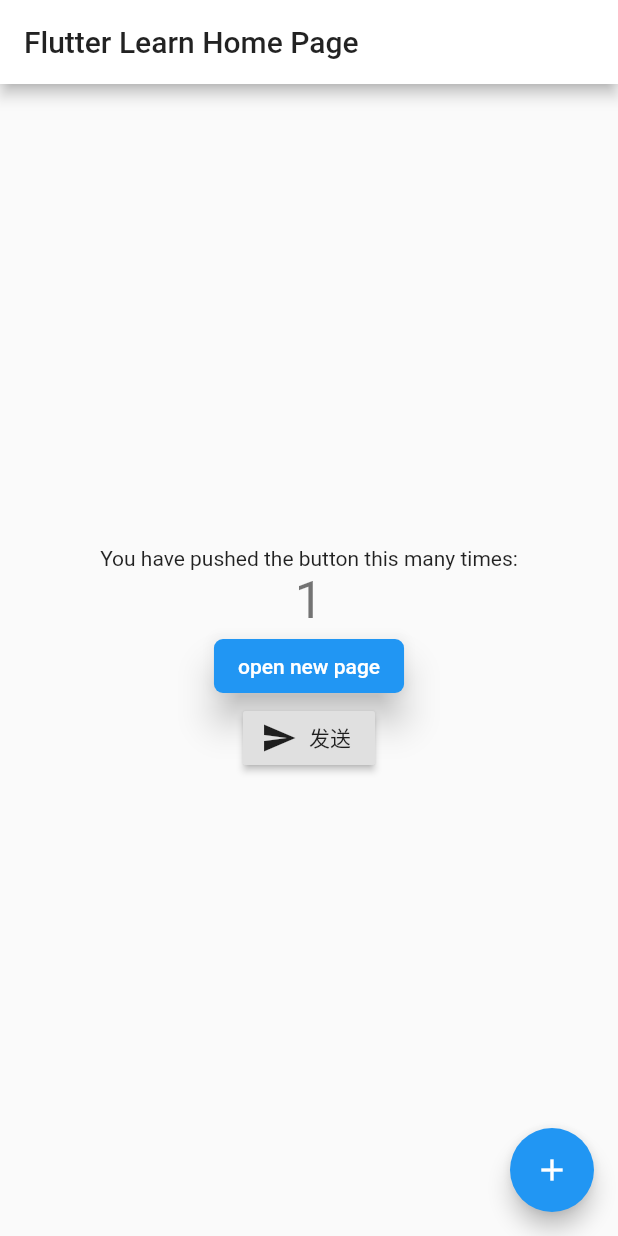
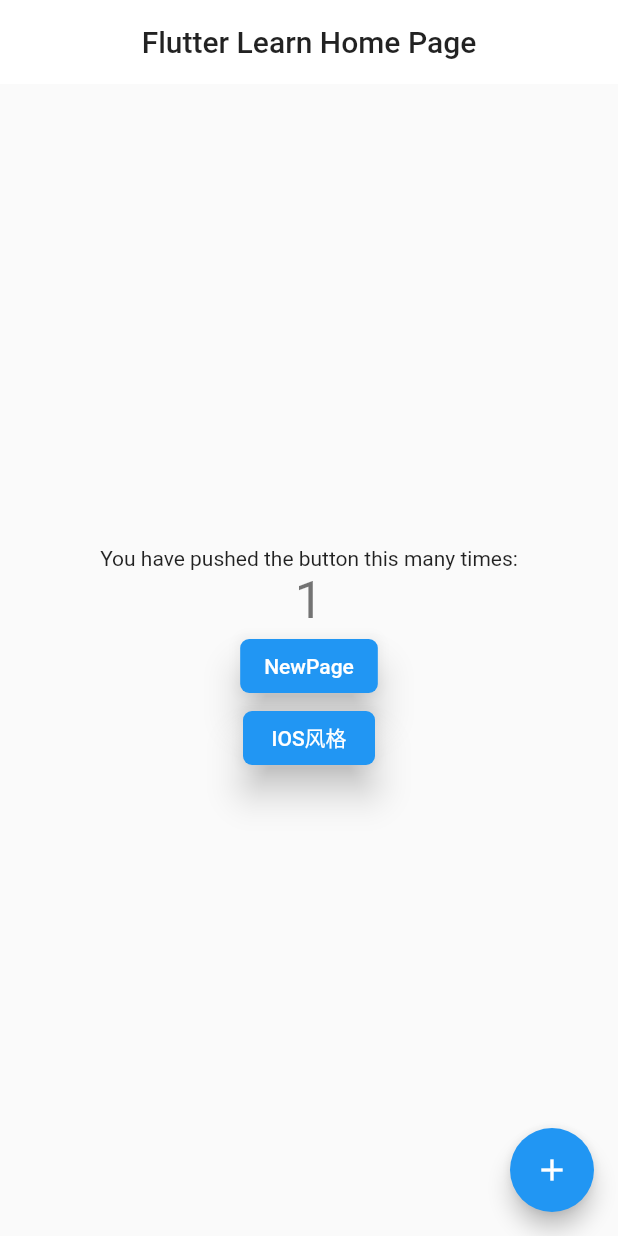
Before and after one commit to AriesHoo/flutter_learn, a Flutter app: the screen it shows after launch, after a tap on the "add" icon, on a phone screen of 412 x 824 dp. Run offline on Flutter 3.47's test engine with Material 2 defaults, Android fonts, the phone set to English and light mode, and no system bars.

```diff
--- a/lib/main.dart
+++ b/lib/main.dart
@@ -2,7 +2,9 @@ import 'package:flutter/material.dart';
 import 'package:flutter_learn/module/cupertino_page.dart';
 import 'package:flutter_learn/module/new_page.dart';
 
-void main() => runApp(MyApp());
+void main() {
+  runApp(MyApp());
+}
 
 class MyApp extends StatelessWidget {
   // This widget is the root of your application.
@@ -11,10 +13,8 @@ class MyApp extends StatelessWidget {
     return MaterialApp(
       color: Colors.orange,
       title: 'Flutter Learn',
-      theme: ThemeData(
-        primaryColor: Colors.white,
-        primaryColorDark: Colors.blue
-      ),
+      theme:
+          ThemeData(primaryColor: Colors.white, primaryColorDark: Colors.white),
       debugShowCheckedModeBanner: false,
       home: MyHomePage(title: 'Flutter Learn Home Page'),
     );
@@ -89,10 +89,25 @@ class _MyHomePageState extends State<MyHomePage> {
     });
   }
 
-  void _pushPage() {
+  void _pushPage(Widget widget) {
     Navigator.push(context, MaterialPageRoute(builder: (context) {
-      return CupertinoPage();
+      return widget;
     }));
+  }
+
+  RaisedButton _getButtonWidget(String text, Widget widget) {
+    return RaisedButton(
+      elevation: 10,
+      child: Text(
+        text,
+        style: TextStyle(color: Colors.white),
+      ),
+      color: Colors.blue,
+      shape: RoundedRectangleBorder(borderRadius: BorderRadius.circular(6)),
+      onPressed: () {
+        _pushPage(widget);
+      },
+    );
   }
 
   @override
@@ -105,10 +120,12 @@ class _MyHomePageState extends State<MyHomePage> {
     // than having to individually change instances of widgets.
     return Scaffold(
       appBar: AppBar(
-        backgroundColor: Colors.white,
+//        backgroundColor: Colors.blue,
         // Here we take the value from the MyHomePage object that was created by
         // the App.build method, and use it to set our appbar title.
         title: Text(widget.title),
+        centerTitle: true,
+        elevation: 0,
       ),
       body: Center(
         // Center is a layout widget. It takes a single child and positions it
@@ -137,14 +154,8 @@ class _MyHomePageState extends State<MyHomePage> {
               '$_counter',
               style: Theme.of(context).textTheme.display1,
             ),
-            RaisedButton(
-              elevation: 10,
-              child: Text('open new page',style: TextStyle(color: Colors.white),),
-              color: Colors.blue,
-              shape: RoundedRectangleBorder(borderRadius: BorderRadius.circular(6)),
-              onPressed: _pushPage,
-            ),
-            RaisedButton.icon(onPressed: _pushPage, icon: Icon(Icons.send), label: Text('发送'))
+            _getButtonWidget("NewPage", NewPage()),
+            _getButtonWidget("IOS风格", CupertinoPage())
           ],
         ),
       ),
--- a/lib/module/new_page.dart
+++ b/lib/module/new_page.dart
@@ -3,7 +3,6 @@ import 'package:flutter/material.dart';
 class NewPage extends StatelessWidget {
   @override
   Widget build(BuildContext context) {
-    // TODO: implement build
     return Scaffold(
       appBar: AppBar(
         title: Text('New Page'),
```
Also changed, not shown: 1 other file.
